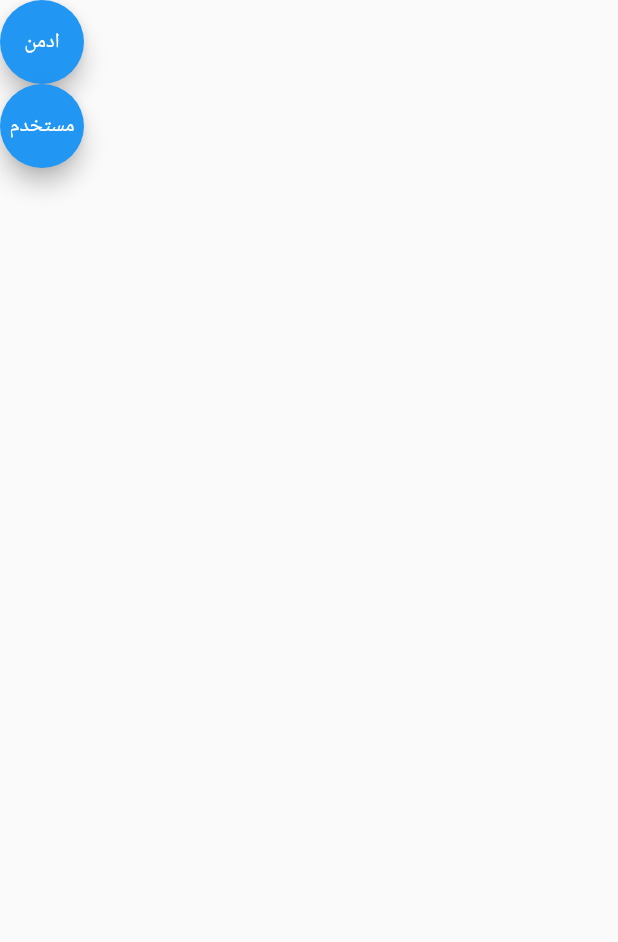
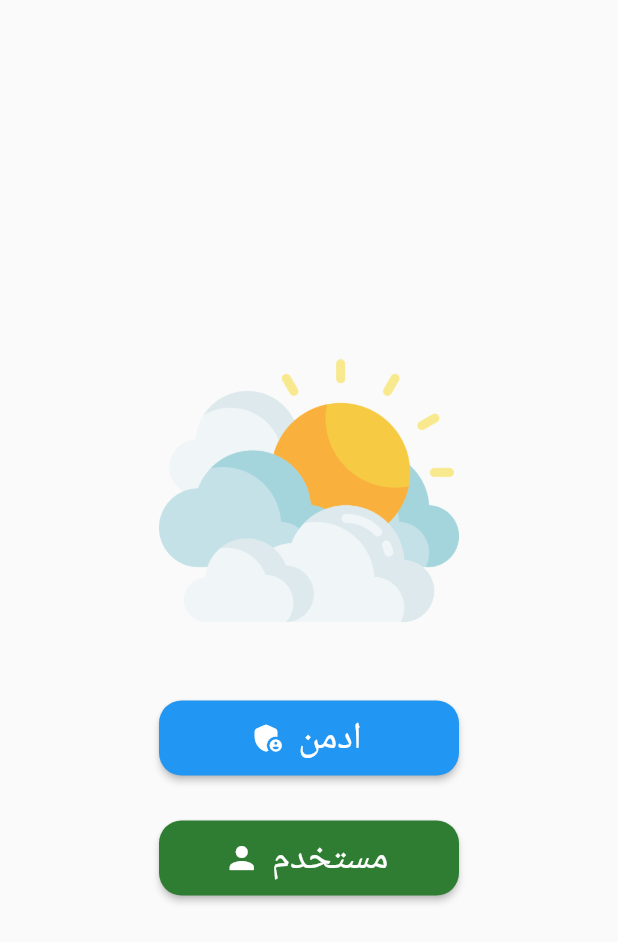
Before and after one commit to ayatmuhammed/weather_app, a Flutter app: the screen it shows after launch, on a phone screen of 412 x 824 dp. Shown: the top 942 px of the screen. Run offline on Flutter 3.47's test engine with Material 2 defaults, Android fonts, the phone set to English and light mode, and no system bars; our stand-ins replace cached_network_image, cloud_firestore, firebase_auth, firebase_core, firebase_messaging, flutter_custom_clippers and 5 more; missing offline and left inert: firebase_admob, translator; accounts and stored records are empty.

Commit message:
admin and user

```diff
--- a/lib/ui/selectPage.dart
+++ b/lib/ui/selectPage.dart
@@ -1,24 +1,52 @@
 import 'package:flutter/material.dart';
 import 'package:weatherapp/ui/Admin/AddJok.dart';
+import 'package:weatherapp/ui/Admin/login.dart';
 import 'package:weatherapp/ui/Home.dart';
+import 'package:firebase_auth/firebase_auth.dart';
 class SelectPage extends StatelessWidget {
+  final FirebaseAuth auth = FirebaseAuth.instance;
   @override
   Widget build(BuildContext context) {
     return Scaffold(
       body:
-     Column(
+     Center(
+       child: Column(
+         mainAxisAlignment: MainAxisAlignment.center,
          children: [
-         FloatingActionButton(
-           child: Text('ادمن'),
+           Image.asset(
+             'images/cloud.png',
+             width:200.0,
+             height: 200.0,
+           ),
+           SizedBox(height: 40,),
+           SizedBox(
+             height: 50,width: 200,
+             child: RaisedButton.icon(
+               shape: RoundedRectangleBorder(
+                 borderRadius: BorderRadius.circular(15)
+               ),
+                color: Colors.blue,
+                icon: Icon(Icons.admin_panel_settings_rounded,color: Colors.white,),
+                label: Text('ادمن',style: TextStyle(fontSize: 25,color: Colors.white),),
                onPressed: (){
-             Navigator.of(context).pushReplacement(MaterialPageRoute(
-               builder: (BuildContext context)=>AddJok(),
+                 Navigator.of(context).push(MaterialPageRoute(
+                   builder: (BuildContext context)=>auth.currentUser?.uid!=null?
+                       AddJok():Login(),
                  ),
                  );
                },
              ),
-         FloatingActionButton(
-           child: Text('مستخدم'),
+           ),
+           SizedBox(height: 30,),
+           SizedBox(
+             height: 50,width: 200,
+             child: RaisedButton.icon(
+               shape: RoundedRectangleBorder(
+                   borderRadius: BorderRadius.circular(15)
+               ),
+               color: Colors.green[800],
+               icon: Icon(Icons.person,color: Colors.white,),
+               label: Text('مستخدم',style: TextStyle(fontSize: 25,color: Colors.white),),
                onPressed: (){
                  Navigator.of(context).pushReplacement(MaterialPageRoute(
                    builder: (BuildContext context)=>Homepage(),
@@ -26,7 +54,10 @@ class SelectPage extends StatelessWidget {
                  );
                },
              ),
+           ),
+
          ],
+       ),
      ),
 
     );
```
Also changed, not shown: lib/main.dart (+7 -0 lines), lib/ui/Admin/AddJok.dart (+20 -5 lines), lib/ui/Admin/login.dart (added, +119 -0 lines), lib/ui/Home.dart (+3 -4 lines), pubspec.yaml (+12 -11 lines), pubspec.lock. Lines whose indentation alone changed are shown as unchanged.
